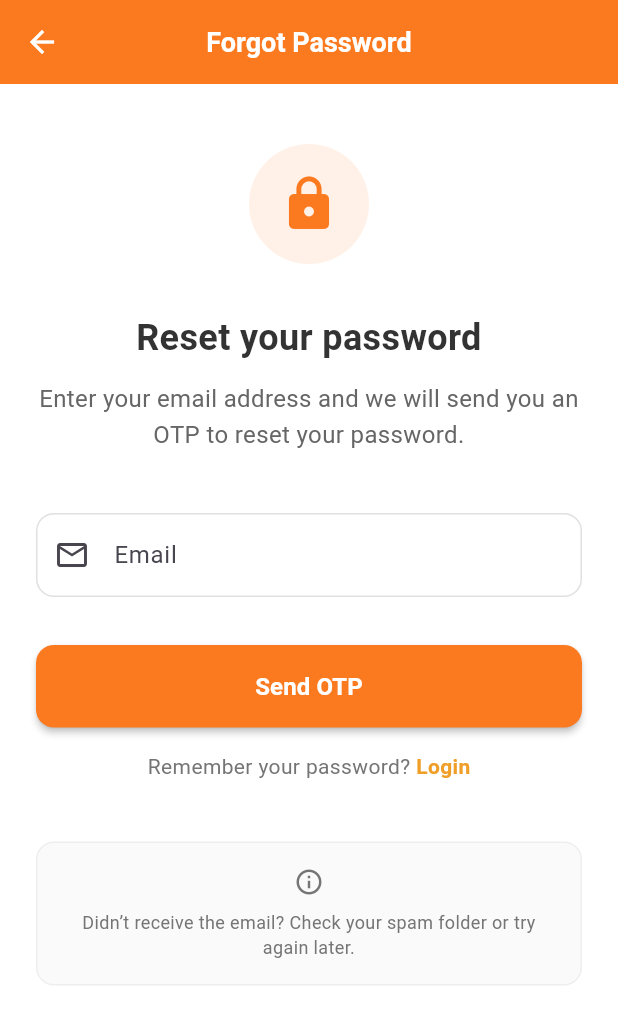
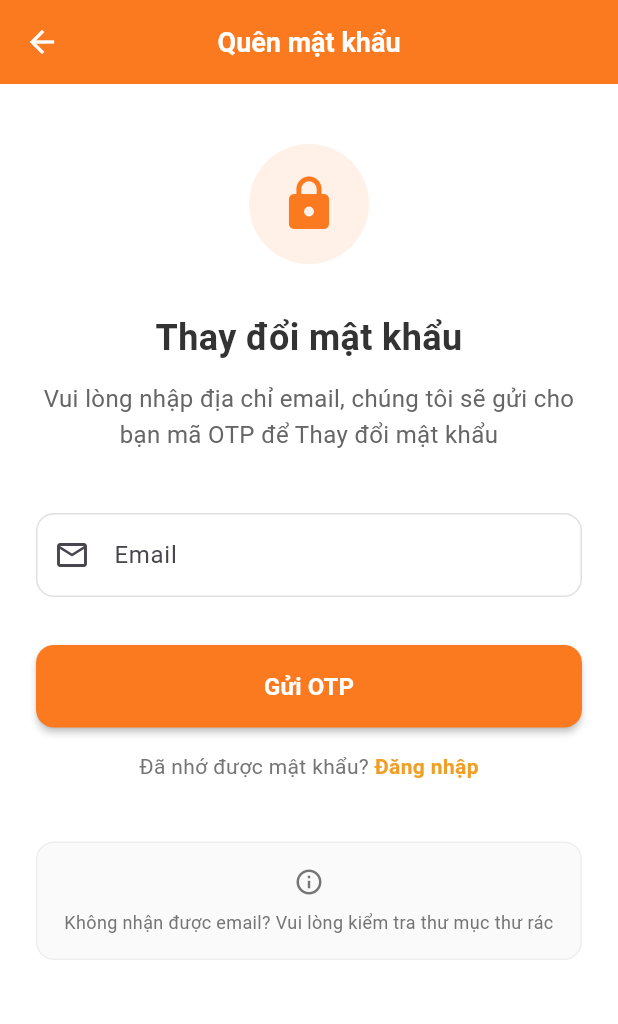
Before and after one commit to tuanbin298/PickMe, a Flutter app: the ForgotPasswordPage screen opened by its route, on a phone screen of 412 x 824 dp. Shown: the top 1024 px of the screen. Run offline on Flutter 3.47's test engine with Material 3 defaults, Android fonts, the light colour scheme and no system bars; our stand-ins replace flutter_dotenv, go_router, shared_preferences; accounts and stored records are empty.

Commit message:
Update language

```diff
--- a/pickme_fe_app/lib/features/auth/screens/forgot_password_page.dart
+++ b/pickme_fe_app/lib/features/auth/screens/forgot_password_page.dart
@@ -41,7 +41,7 @@ class _ForgotPasswordPageState extends State<ForgotPasswordPage> {
           // Show success message
           ScaffoldMessenger.of(context).showSnackBar(
             const SnackBar(
-              content: Text("OTP has been sent to your email"),
+              content: Text("OTP đã được gửi tới email của bạn"),
               backgroundColor: Colors.green,
             ),
           );
@@ -50,7 +50,7 @@ class _ForgotPasswordPageState extends State<ForgotPasswordPage> {
           context.push("/otp", extra: _emailController.text.trim());
         }
       } else {
-        throw Exception("Failed to send OTP");
+        throw Exception("Lỗi gửi mã OTP, vui lòng kiểm tra lại email");
       }
     } catch (e) {
       if (mounted) {
@@ -81,7 +81,7 @@ class _ForgotPasswordPageState extends State<ForgotPasswordPage> {
           onPressed: () => Navigator.pop(context), // Back button
         ),
         title: const Text(
-          "Forgot Password",
+          "Quên mật khẩu",
           style: TextStyle(
             color: Colors.white,
             fontWeight: FontWeight.w600,
@@ -121,7 +121,7 @@ class _ForgotPasswordPageState extends State<ForgotPasswordPage> {
 
                 // Page title
                 const Text(
-                  "Reset your password",
+                  "Thay đổi mật khẩu",
                   textAlign: TextAlign.center,
                   style: TextStyle(
                     fontSize: 24,
@@ -134,7 +134,7 @@ class _ForgotPasswordPageState extends State<ForgotPasswordPage> {
 
                 // Page description
                 const Text(
-                  "Enter your email address and we will send you an OTP to reset your password.",
+                  "Vui lòng nhập địa chỉ email, chúng tôi sẽ gửi cho bạn mã OTP để Thay đổi mật khẩu",
                   textAlign: TextAlign.center,
                   style: TextStyle(
                     fontSize: 16,
@@ -151,7 +151,7 @@ class _ForgotPasswordPageState extends State<ForgotPasswordPage> {
                   keyboardType: TextInputType.emailAddress,
                   decoration: InputDecoration(
                     labelText: "Email",
-                    hintText: "Enter your email",
+                    hintText: "Nhập email",
                     prefixIcon: const Icon(Icons.email_outlined),
                     border: OutlineInputBorder(
                       borderRadius: BorderRadius.circular(12),
@@ -171,12 +171,12 @@ class _ForgotPasswordPageState extends State<ForgotPasswordPage> {
                   ),
                   validator: (value) {
                     if (value == null || value.trim().isEmpty) {
-                      return 'Please enter your email';
+                      return 'Vui lòng nhập email';
                     }
                     if (!RegExp(
                       r'^[\w-\.]+@([\w-]+\.)+[\w-]{2,4}$',
                     ).hasMatch(value)) {
-                      return 'Please enter a valid email address';
+                      return 'Địa chỉ email không hợp lệ';
                     }
                     return null;
                   },
@@ -209,7 +209,7 @@ class _ForgotPasswordPageState extends State<ForgotPasswordPage> {
                             ),
                           )
                         : const Text(
-                            "Send OTP",
+                            "Gửi OTP",
                             style: TextStyle(
                               fontSize: 16,
                               fontWeight: FontWeight.w600,
@@ -224,7 +224,7 @@ class _ForgotPasswordPageState extends State<ForgotPasswordPage> {
                   mainAxisAlignment: MainAxisAlignment.center,
                   children: [
                     Text(
-                      'Remember your password? ',
+                      'Đã nhớ được mật khẩu? ',
                       style: TextStyle(color: Colors.grey[600], fontSize: 14),
                     ),
                     GestureDetector(
@@ -232,7 +232,7 @@ class _ForgotPasswordPageState extends State<ForgotPasswordPage> {
                         context.push("/login");
                       },
                       child: const Text(
-                        'Login',
+                        'Đăng nhập',
                         style: TextStyle(
                           color: Color(0xffEF9F27),
                           fontSize: 14,
@@ -262,7 +262,7 @@ class _ForgotPasswordPageState extends State<ForgotPasswordPage> {
                       ),
                       const SizedBox(height: 8),
                       Text(
-                        'Didn’t receive the email? Check your spam folder or try again later.',
+                        'Không nhận được email? Vui lòng kiểm tra thư mục thư rác',
                         textAlign: TextAlign.center,
                         style: TextStyle(
                           fontSize: 12,
--- a/pickme_fe_app/lib/features/auth/screens/otp_verification_page.dart
+++ b/pickme_fe_app/lib/features/auth/screens/otp_verification_page.dart
@@ -39,7 +39,7 @@ class _OtpVerificationPageState extends State<OtpVerificationPage> {
     if (otp.length < 6) {
       ScaffoldMessenger.of(context).showSnackBar(
         const SnackBar(
-          content: Text("Please enter the full 6-digit OTP"),
+          content: Text("Vui lòng nhập OTP"),
           backgroundColor: Colors.red,
         ),
       );
@@ -55,7 +55,7 @@ class _OtpVerificationPageState extends State<OtpVerificationPage> {
         if (mounted) {
           ScaffoldMessenger.of(context).showSnackBar(
             const SnackBar(
-              content: Text("OTP verified successfully"),
+              content: Text("Xác thực OTP thành công"),
               backgroundColor: Colors.green,
             ),
           );
@@ -67,14 +67,14 @@ class _OtpVerificationPageState extends State<OtpVerificationPage> {
           );
         }
       } else {
-        throw Exception("Invalid OTP");
+        throw Exception("OTP không hợp lệ");
       }
     } catch (e) {
       // Show error message
       if (mounted) {
         ScaffoldMessenger.of(context).showSnackBar(
           SnackBar(
-            content: Text("Error: ${e.toString()}"),
+            content: Text("Lỗi: ${e.toString()}"),
             backgroundColor: Colors.red,
           ),
         );
@@ -131,7 +131,7 @@ class _OtpVerificationPageState extends State<OtpVerificationPage> {
           onPressed: () => Navigator.pop(context),
         ),
         title: const Text(
-          "OTP Verification",
+          "Xác thực OTP",
           style: TextStyle(
             color: Colors.white,
             fontWeight: FontWeight.w600,
@@ -171,7 +171,7 @@ class _OtpVerificationPageState extends State<OtpVerificationPage> {
 
               // Title
               const Text(
-                "Enter OTP",
+                "Nhập OTP",
                 textAlign: TextAlign.center,
                 style: TextStyle(
                   fontSize: 24,
@@ -184,7 +184,7 @@ class _OtpVerificationPageState extends State<OtpVerificationPage> {
 
               // Description with email
               Text(
-                "A 6-digit code was sent to: ${widget.email}",
+                "Mã OTP đã được gửi đến: ${widget.email}",
                 textAlign: TextAlign.center,
                 style: const TextStyle(
                   fontSize: 16,
@@ -229,7 +229,7 @@ class _OtpVerificationPageState extends State<OtpVerificationPage> {
                           ),
                         )
                       : const Text(
-                          "Verify",
+                          "Xác thực",
                           style: TextStyle(
                             fontSize: 16,
                             fontWeight: FontWeight.w600,
@@ -245,7 +245,7 @@ class _OtpVerificationPageState extends State<OtpVerificationPage> {
                 mainAxisAlignment: MainAxisAlignment.center,
                 children: [
                   Text(
-                    'Didn’t receive the code? ',
+                    'Không nhận được mã? ',
                     style: TextStyle(color: Colors.grey[600], fontSize: 14),
                   ),
                   GestureDetector(
@@ -255,7 +255,7 @@ class _OtpVerificationPageState extends State<OtpVerificationPage> {
                         if (mounted) {
                           ScaffoldMessenger.of(context).showSnackBar(
                             const SnackBar(
-                              content: Text("OTP resent successfully"),
+                              content: Text("Gửi OTP thành công"),
                               backgroundColor: Colors.orange,
                             ),
                           );
@@ -264,7 +264,7 @@ class _OtpVerificationPageState extends State<OtpVerificationPage> {
                         if (mounted) {
                           ScaffoldMessenger.of(context).showSnackBar(
                             const SnackBar(
-                              content: Text("Failed to resend OTP"),
+                              content: Text("Gửi OTP thất bại"),
                               backgroundColor: Colors.red,
                             ),
                           );
@@ -272,7 +272,7 @@ class _OtpVerificationPageState extends State<OtpVerificationPage> {
                       }
                     },
                     child: const Text(
-                      'Resend',
+                      'Gửi lại',
                       style: TextStyle(
                         color: Color(0xffEF9F27),
                         fontSize: 14,
--- a/pickme_fe_app/lib/features/auth/screens/reset_password_page.dart
+++ b/pickme_fe_app/lib/features/auth/screens/reset_password_page.dart
@@ -16,10 +16,9 @@ class ResetPasswordPage extends StatefulWidget {
 class _ResetPasswordPageState extends State<ResetPasswordPage> {
   final _formKey = GlobalKey<FormState>(); // Form key for validation
 
-  final _passwordController =
-      TextEditingController(); // New password controller
-  final _confirmPasswordController =
-      TextEditingController(); // Confirm password controller
+  // Controller for input form
+  final _passwordController = TextEditingController();
+  final _confirmPasswordController = TextEditingController();
 
   bool _isLoading = false; // Track loading state
   bool _obscurePassword = true; // Toggle new password visibility
@@ -54,7 +53,7 @@ class _ResetPasswordPageState extends State<ResetPasswordPage> {
           // Show success message
           ScaffoldMessenger.of(context).showSnackBar(
             const SnackBar(
-              content: Text("Password reset successful"),
+              content: Text("Thay đổi mật khẩu thành công"),
               backgroundColor: Colors.green,
             ),
           );
@@ -65,7 +64,7 @@ class _ResetPasswordPageState extends State<ResetPasswordPage> {
           // Show failure message
           ScaffoldMessenger.of(context).showSnackBar(
             const SnackBar(
-              content: Text("Password reset failed, please try again"),
+              content: Text("Thay đổi thất bại, vui lòng thử lại"),
               backgroundColor: Colors.red,
             ),
           );
@@ -76,7 +75,7 @@ class _ResetPasswordPageState extends State<ResetPasswordPage> {
         // Show error message
         ScaffoldMessenger.of(context).showSnackBar(
           SnackBar(
-            content: Text("Error: ${e.toString()}"),
+            content: Text("Lỗi: ${e.toString()}"),
             backgroundColor: Colors.red,
           ),
         );
@@ -99,7 +98,7 @@ class _ResetPasswordPageState extends State<ResetPasswordPage> {
           onPressed: () => Navigator.pop(context), // Back button
         ),
         title: const Text(
-          "Reset Password",
+          "Thay đổi mật khẩu",
           style: TextStyle(
             color: Colors.white,
             fontWeight: FontWeight.w600,
@@ -140,7 +139,7 @@ class _ResetPasswordPageState extends State<ResetPasswordPage> {
 
                 // Title
                 const Text(
-                  "Create New Password",
+                  "Mật khẩu mới",
                   textAlign: TextAlign.center,
                   style: TextStyle(
                     fontSize: 24,
@@ -153,7 +152,7 @@ class _ResetPasswordPageState extends State<ResetPasswordPage> {
 
                 // Description
                 Text(
-                  "Reset password for account (${widget.email})",
+                  "Thay đổi mật khẩu cho tài khoản (${widget.email})",
                   textAlign: TextAlign.center,
                   style: const TextStyle(
                     fontSize: 16,
@@ -169,7 +168,7 @@ class _ResetPasswordPageState extends State<ResetPasswordPage> {
                   controller: _passwordController,
                   obscureText: _obscurePassword,
                   decoration: InputDecoration(
-                    labelText: "New Password",
+                    labelText: "Mật khẩu mới",
                     prefixIcon: const Icon(Icons.lock_outline),
                     suffixIcon: IconButton(
                       icon: Icon(
@@ -194,10 +193,10 @@ class _ResetPasswordPageState extends State<ResetPasswordPage> {
                   ),
                   validator: (value) {
                     if (value == null || value.trim().isEmpty) {
-                      return 'Please enter new password';
+                      return 'Nhập mật khẩu mới';
                     }
                     if (value.length < 6) {
-                      return 'Password must be at least 6 characters';
+                      return 'Mật khẩu cần ít nhát 6 ký tự';
                     }
                     return null;
                   },
@@ -210,7 +209,7 @@ class _ResetPasswordPageState extends State<ResetPasswordPage> {
                   controller: _confirmPasswordController,
                   obscureText: _obscureConfirmPassword,
                   decoration: InputDecoration(
-                    labelText: "Confirm Password",
+                    labelText: "Xác nhận mật khẩu",
                     prefixIcon: const Icon(Icons.lock_outline),
                     suffixIcon: IconButton(
                       icon: Icon(
@@ -235,7 +234,7 @@ class _ResetPasswordPageState extends State<ResetPasswordPage> {
                   ),
                   validator: (value) {
                     if (value != _passwordController.text) {
-                      return 'Passwords do not match';
+                      return 'Mật khẩu không trùng';
                     }
                     return null;
                   },
@@ -269,7 +268,7 @@ class _ResetPasswordPageState extends State<ResetPasswordPage> {
                             ),
                           )
                         : const Text(
-                            "Confirm",
+                            "Thay đổi mật khẩu",
                             style: TextStyle(
                               fontSize: 16,
                               fontWeight: FontWeight.w600,
--- a/pickme_fe_app/lib/features/customer/screens/home_page.dart
+++ b/pickme_fe_app/lib/features/customer/screens/home_page.dart
@@ -42,10 +42,12 @@ class _HomepageState extends State<Homepage> {
             children: [
               /// Top app bar: location selector
               const CustomLocationAppBar(),
+
               const SizedBox(height: 10),
 
               /// Horizontal category list
               const CategoryHorizontalList(),
+
               const SizedBox(height: 10),
 
               /// Custom top tab navigation ("Along the route / Discounts")
--- a/pickme_fe_app/lib/features/customer/widgets/custom_location_app_bar.dart
+++ b/pickme_fe_app/lib/features/customer/widgets/custom_location_app_bar.dart
@@ -54,6 +54,7 @@ class _CustomLocationAppBarState extends State<CustomLocationAppBar> {
                       color: Colors.grey,
                       size: 20,
                     ),
+
                     SizedBox(height: 4),
 
                     // Dotted line between start and destination
@@ -72,6 +73,7 @@ class _CustomLocationAppBarState extends State<CustomLocationAppBar> {
                         ),
                       ),
                     ),
+
                     SizedBox(height: 4),
 
                     // Destination icon
```
